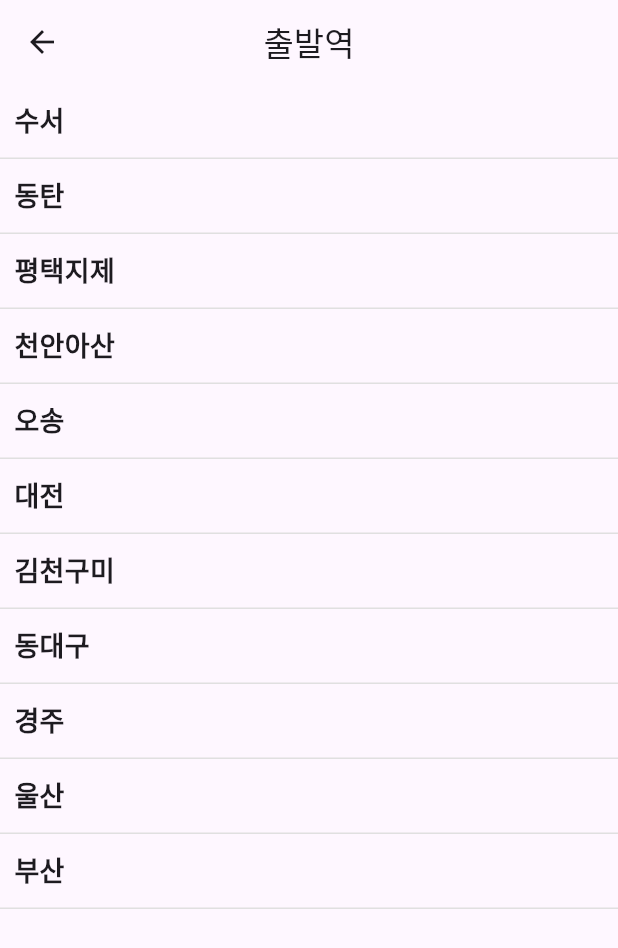
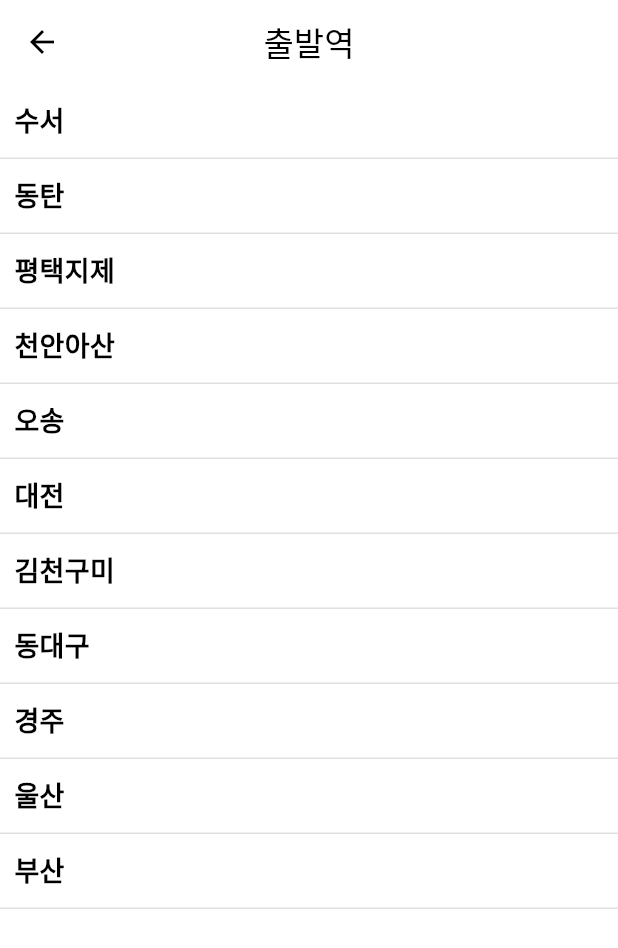
Before and after one commit to hayanmini/solo_proj_train_app, a Flutter app: the screen it shows after launch, after a tap on "출발역", on a phone screen of 412 x 824 dp. Shown: the top 948 px of the screen. Run offline on Flutter 3.47's test engine with Material 3 defaults, Android fonts, the phone set to English and light mode, and no system bars.

Commit message:
다크 모드 개발 완료

```diff
--- a/lib/main.dart
+++ b/lib/main.dart
@@ -1,5 +1,6 @@
 import 'package:flutter/material.dart';
 import 'package:flutter_train_app/pages/home/home_page.dart';
+import 'package:flutter_train_app/theme.dart';
 
 void main() {
   runApp(const MyApp());
@@ -11,6 +12,9 @@ class MyApp extends StatelessWidget {
   @override
   Widget build(BuildContext context) {
     return MaterialApp(
+      themeMode: ThemeMode.system,
+      theme: lightTheme,
+      darkTheme: dartTheme,
       debugShowCheckedModeBanner: false,
       home: HomePage(),
     );
--- a/lib/pages/home/home_page.dart
+++ b/lib/pages/home/home_page.dart
@@ -23,7 +23,7 @@ class _HomePageState extends State<HomePage> {
   @override
   Widget build(BuildContext context) {
     return Scaffold(
-      backgroundColor: Colors.grey[200],
+      backgroundColor: Theme.of(context).scaffoldBackgroundColor,
       appBar: AppBar(
         title: const Text("기차 예매"),
         centerTitle: true,
--- a/lib/pages/home/widgets/station_box.dart
+++ b/lib/pages/home/widgets/station_box.dart
@@ -13,7 +13,7 @@ class StationBox extends StatelessWidget {
     return Container(
       height: 200,
       decoration: BoxDecoration(
-        color: Colors.white,
+        color: Theme.of(context).primaryColor,
         borderRadius: BorderRadius.circular(20),
       ),
       child: Row(
--- a/lib/pages/seat/seat_page.dart
+++ b/lib/pages/seat/seat_page.dart
@@ -27,6 +27,7 @@ class _SeatPageState extends State<SeatPage> {
   @override
   Widget build(BuildContext context) {
     return Scaffold(
+      backgroundColor: Theme.of(context).cardColor,
       appBar: AppBar(
         title: const Text("좌석 선택"),
         centerTitle: true,
--- a/lib/pages/seat/widgets/book_now_botton.dart
+++ b/lib/pages/seat/widgets/book_now_botton.dart
@@ -58,7 +58,7 @@ class BookNowBotton extends StatelessWidget {
   // 확인 버튼
   Widget checkBotton(BuildContext context) {
     return CupertinoDialogAction(
-      isDefaultAction: true,
+      isDestructiveAction: false,
       onPressed: () {
         Navigator.push(
             context,
--- a/lib/pages/station_list/station_list_page.dart
+++ b/lib/pages/station_list/station_list_page.dart
@@ -11,6 +11,7 @@ class StationListPage extends StatelessWidget {
   @override
   Widget build(BuildContext context) {
     return Scaffold(
+      backgroundColor: Theme.of(context).cardColor,
       appBar: selectedStartEnd(isStart ? "출발역" : "도착역"),
       body: StationList(selected, (String station) {
         this.station(station);
--- a/lib/theme.dart
+++ b/lib/theme.dart
@@ -1,3 +1,25 @@
 import 'package:flutter/material.dart';
 
-// final lightTheme = Theme(data: ThemeData(), child: child);
+final ThemeData lightTheme = ThemeData(
+    useMaterial3: true,
+    brightness: Brightness.light,
+    scaffoldBackgroundColor: Colors.grey[200],
+    appBarTheme: const AppBarTheme(
+      backgroundColor: Colors.white,
+      foregroundColor: Colors.black,
+    ),
+    primaryColor: Colors.white,
+    cardColor: Colors.white,
+    textTheme: const TextTheme(bodyMedium: TextStyle(color: Colors.black)));
+
+final ThemeData dartTheme = ThemeData(
+    useMaterial3: true,
+    brightness: Brightness.dark,
+    scaffoldBackgroundColor: Colors.black,
+    appBarTheme: const AppBarTheme(
+      backgroundColor: Colors.black,
+      foregroundColor: Colors.white,
+    ),
+    primaryColor: const Color.fromARGB(255, 57, 57, 57),
+    cardColor: Colors.black,
+    textTheme: const TextTheme(bodyMedium: TextStyle(color: Colors.white)));
```
